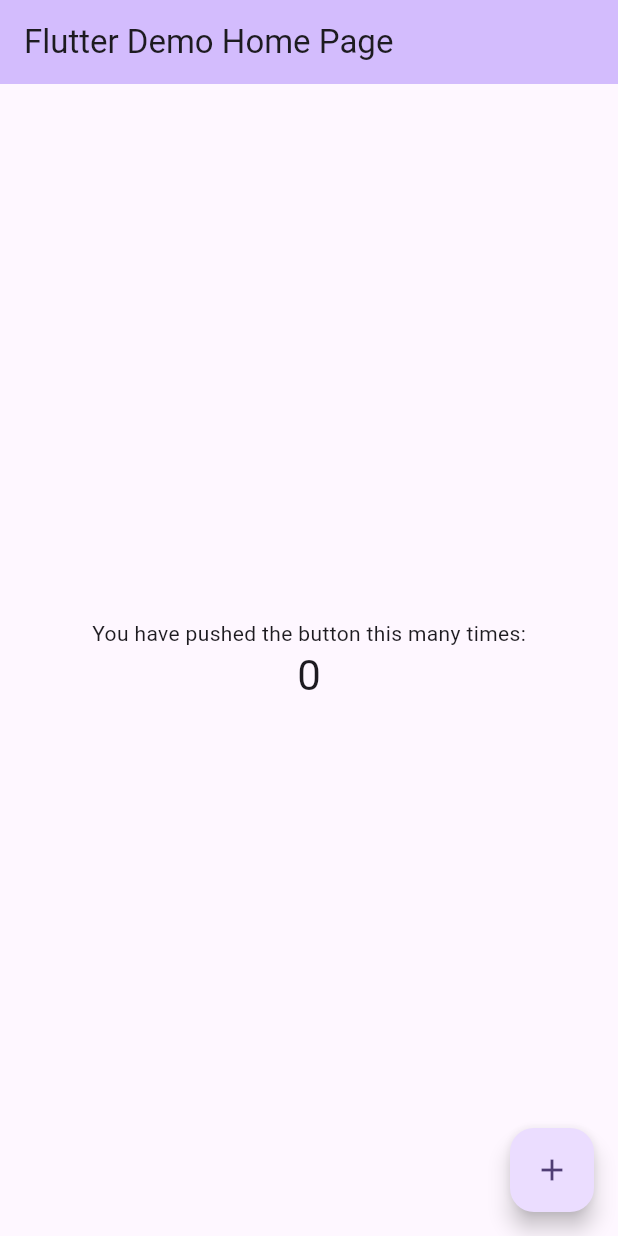
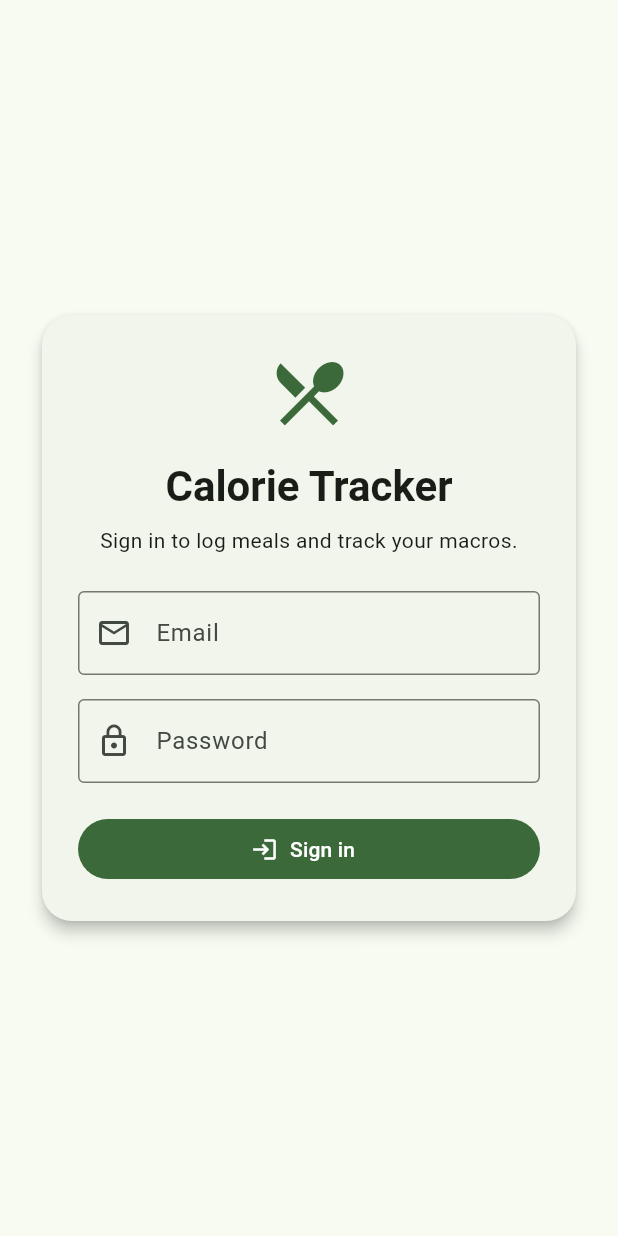
Before and after one commit to KaranSinghG/calorie-tracker, a Flutter app: the screen it shows after launch, on a phone screen of 412 x 824 dp. Run offline on Flutter 3.47's test engine with Material 3 defaults, Android fonts, the phone set to English and light mode, and no system bars; our stand-ins replace shared_preferences.

Commit message:
feat: admin sign in success

```diff
--- /dev/null
+++ b/frontend/lib/app.dart
@@ -0,0 +1,189 @@
+import 'package:flutter/material.dart';
+
+import 'dashboard_page.dart';
+import 'services/auth_service.dart';
+
+class MyApp extends StatelessWidget {
+  const MyApp({super.key});
+
+  @override
+  Widget build(BuildContext context) {
+    return MaterialApp(
+      title: 'Calorie Tracker',
+      debugShowCheckedModeBanner: false,
+      theme: ThemeData(
+        colorScheme: ColorScheme.fromSeed(seedColor: const Color(0xFF2E7D32)),
+        useMaterial3: true,
+      ),
+      home: const LoginPage(),
+    );
+  }
+}
+
+class LoginPage extends StatefulWidget {
+  const LoginPage({super.key});
+
+  @override
+  State<LoginPage> createState() => _LoginPageState();
+}
+
+class _LoginPageState extends State<LoginPage> {
+  final _formKey = GlobalKey<FormState>();
+  final _emailController = TextEditingController();
+  final _passwordController = TextEditingController();
+  final _authService = AuthService();
+  bool _isLoading = false;
+  String? _errorMessage;
+
+  @override
+  void dispose() {
+    _emailController.dispose();
+    _passwordController.dispose();
+    super.dispose();
+  }
+
+  Future<void> _submitLogin() async {
+    if (!_formKey.currentState!.validate()) {
+      return;
+    }
+
+    setState(() {
+      _isLoading = true;
+      _errorMessage = null;
+    });
+
+    try {
+      await _authService.login(
+        email: _emailController.text,
+        password: _passwordController.text,
+      );
+
+      if (!mounted) return;
+
+      if (!mounted) return;
+
+      Navigator.of(context).pushReplacement(
+        MaterialPageRoute(
+          builder: (context) => DashboardPage(email: _emailController.text.trim()),
+        ),
+      );
+    } catch (error) {
+      if (!mounted) return;
+      setState(() {
+        _errorMessage = error.toString().contains('Failed to fetch')
+            ? 'Unable to reach the server. Please make sure the backend is running.'
+            : error.toString().replaceFirst('Exception: ', '');
+      });
+    } finally {
+      if (mounted) {
+        setState(() {
+          _isLoading = false;
+        });
+      }
+    }
+  }
+
+  @override
+  Widget build(BuildContext context) {
+    return Scaffold(
+      body: SafeArea(
+        child: Center(
+          child: SingleChildScrollView(
+            padding: const EdgeInsets.all(24),
+            child: ConstrainedBox(
+              constraints: const BoxConstraints(maxWidth: 420),
+              child: Card(
+                elevation: 4,
+                shape: RoundedRectangleBorder(borderRadius: BorderRadius.circular(20)),
+                child: Padding(
+                  padding: const EdgeInsets.all(24),
+                  child: Form(
+                    key: _formKey,
+                    child: Column(
+                      mainAxisSize: MainAxisSize.min,
+                      crossAxisAlignment: CrossAxisAlignment.stretch,
+                      children: [
+                        Icon(
+                          Icons.restaurant_menu,
+                          size: 56,
+                          color: Theme.of(context).colorScheme.primary,
+                        ),
+                        const SizedBox(height: 16),
+                        Text(
+                          'Calorie Tracker',
+                          textAlign: TextAlign.center,
+                          style: Theme.of(context).textTheme.headlineMedium?.copyWith(
+                            fontWeight: FontWeight.bold,
+                          ),
+                        ),
+                        const SizedBox(height: 8),
+                        Text(
+                          'Sign in to log meals and track your macros.',
+                          textAlign: TextAlign.center,
+                          style: Theme.of(context).textTheme.bodyMedium,
+                        ),
+                        const SizedBox(height: 24),
+                        TextFormField(
+                          controller: _emailController,
+                          keyboardType: TextInputType.emailAddress,
+                          decoration: const InputDecoration(
+                            labelText: 'Email',
+                            border: OutlineInputBorder(),
+                            prefixIcon: Icon(Icons.email_outlined),
+                          ),
+                          validator: (value) {
+                            if (value == null || value.trim().isEmpty) {
+                              return 'Please enter your email';
+                            }
+                            return null;
+                          },
+                        ),
+                        const SizedBox(height: 16),
+                        TextFormField(
+                          controller: _passwordController,
+                          obscureText: true,
+                          decoration: const InputDecoration(
+                            labelText: 'Password',
+                            border: OutlineInputBorder(),
+                            prefixIcon: Icon(Icons.lock_outline),
+                          ),
+                          validator: (value) {
+                            if (value == null || value.isEmpty) {
+                              return 'Please enter your password';
+                            }
+                            return null;
+                          },
+                        ),
+                        const SizedBox(height: 20),
+                        if (_errorMessage != null)
+                          Padding(
+                            padding: const EdgeInsets.only(bottom: 12),
+                            child: Text(
+                              _errorMessage!,
+                              textAlign: TextAlign.center,
+                              style: TextStyle(color: Theme.of(context).colorScheme.error),
+                            ),
+                          ),
+                        FilledButton.icon(
+                          onPressed: _isLoading ? null : _submitLogin,
+                          icon: _isLoading
+                              ? const SizedBox(
+                                  width: 18,
+                                  height: 18,
+                                  child: CircularProgressIndicator(strokeWidth: 2),
+                                )
+                              : const Icon(Icons.login),
+                          label: Text(_isLoading ? 'Signing in...' : 'Sign in'),
+                        ),
+                      ],
+                    ),
+                  ),
+                ),
+              ),
+            ),
+          ),
+        ),
+      ),
+    );
+  }
+}
--- /dev/null
+++ b/frontend/lib/dashboard_page.dart
@@ -0,0 +1,16 @@
+import 'package:flutter/material.dart';
+
+class DashboardPage extends StatelessWidget {
+  const DashboardPage({super.key, required this.email});
+
+  final String email;
+
+  @override
+  Widget build(BuildContext context) {
+    return Scaffold(
+      body: Center(
+        child: Text(email),
+      ),
+    );
+  }
+}
--- a/frontend/lib/main.dart
+++ b/frontend/lib/main.dart
@@ -1,122 +1,9 @@
 import 'package:flutter/material.dart';
+
+import 'app.dart';
+
+export 'app.dart';
 
 void main() {
   runApp(const MyApp());
 }
-
-class MyApp extends StatelessWidget {
-  const MyApp({super.key});
-
-  // This widget is the root of your application.
-  @override
-  Widget build(BuildContext context) {
-    return MaterialApp(
-      title: 'Flutter Demo',
-      theme: ThemeData(
-        // This is the theme of your application.
-        //
-        // TRY THIS: Try running your application with "flutter run". You'll see
-        // the application has a purple toolbar. Then, without quitting the app,
-        // try changing the seedColor in the colorScheme below to Colors.green
-        // and then invoke "hot reload" (save your changes or press the "hot
-        // reload" button in a Flutter-supported IDE, or press "r" if you used
-        // the command line to start the app).
-        //
-        // Notice that the counter didn't reset back to zero; the application
-        // state is not lost during the reload. To reset the state, use hot
-        // restart instead.
-        //
-        // This works for code too, not just values: Most code changes can be
-        // tested with just a hot reload.
-        colorScheme: .fromSeed(seedColor: Colors.deepPurple),
-      ),
-      home: const MyHomePage(title: 'Flutter Demo Home Page'),
-    );
-  }
-}
-
-class MyHomePage extends StatefulWidget {
-  const MyHomePage({super.key, required this.title});
-
-  // This widget is the home page of your application. It is stateful, meaning
-  // that it has a State object (defined below) that contains fields that affect
-  // how it looks.
-
-  // This class is the configuration for the state. It holds the values (in this
-  // case the title) provided by the parent (in this case the App widget) and
-  // used by the build method of the State. Fields in a Widget subclass are
-  // always marked "final".
-
-  final String title;
-
-  @override
-  State<MyHomePage> createState() => _MyHomePageState();
-}
-
-class _MyHomePageState extends State<MyHomePage> {
-  int _counter = 0;
-
-  void _incrementCounter() {
-    setState(() {
-      // This call to setState tells the Flutter framework that something has
-      // changed in this State, which causes it to rerun the build method below
-      // so that the display can reflect the updated values. If we changed
-      // _counter without calling setState(), then the build method would not be
-      // called again, and so nothing would appear to happen.
-      _counter++;
-    });
-  }
-
-  @override
-  Widget build(BuildContext context) {
-    // This method is rerun every time setState is called, for instance as done
-    // by the _incrementCounter method above.
-    //
-    // The Flutter framework has been optimized to make rerunning build methods
-    // fast, so that you can just rebuild anything that needs updating rather
-    // than having to individually change instances of widgets.
-    return Scaffold(
-      appBar: AppBar(
-        // TRY THIS: Try changing the color here to a specific color (to
-        // Colors.amber, perhaps?) and trigger a hot reload to see the AppBar
-        // change color while the other colors stay the same.
-        backgroundColor: Theme.of(context).colorScheme.inversePrimary,
-        // Here we take the value from the MyHomePage object that was created by
-        // the App.build method, and use it to set our appbar title.
-        title: Text(widget.title),
-      ),
-      body: Center(
-        // Center is a layout widget. It takes a single child and positions it
-        // in the middle of the parent.
-        child: Column(
-          // Column is also a layout widget. It takes a list of children and
-          // arranges them vertically. By default, it sizes itself to fit its
-          // children horizontally, and tries to be as tall as its parent.
-          //
-          // Column has various properties to control how it sizes itself and
-          // how it positions its children. Here we use mainAxisAlignment to
-          // center the children vertically; the main axis here is the vertical
-          // axis because Columns are vertical (the cross axis would be
-          // horizontal).
-          //
-          // TRY THIS: Invoke "debug painting" (choose the "Toggle Debug Paint"
-          // action in the IDE, or press "p" in the console), to see the
-          // wireframe for each widget.
-          mainAxisAlignment: .center,
-          children: [
-            const Text('You have pushed the button this many times:'),
-            Text(
-              '$_counter',
-              style: Theme.of(context).textTheme.headlineMedium,
-            ),
-          ],
-        ),
-      ),
-      floatingActionButton: FloatingActionButton(
-        onPressed: _incrementCounter,
-        tooltip: 'Increment',
-        child: const Icon(Icons.add),
-      ),
-    );
-  }
-}
--- /dev/null
+++ b/frontend/lib/services/auth_service.dart
@@ -0,0 +1,35 @@
+import 'dart:convert';
+
+import 'package:http/http.dart' as http;
+import 'package:shared_preferences/shared_preferences.dart';
+
+class AuthService {
+  static const String _baseUrl = 'http://localhost:8080';
+
+  Future<String> login({required String email, required String password}) async {
+    final response = await http.post(
+      Uri.parse('$_baseUrl/auth/login'),
+      headers: {'Content-Type': 'application/json'},
+      body: jsonEncode({'email': email.trim(), 'password': password}),
+    );
+
+    if (response.statusCode == 200) {
+      final token = response.body.trim();
+      final prefs = await SharedPreferences.getInstance();
+      await prefs.setString('auth_token', token);
+      return token;
+    }
+
+    throw Exception('Unable to sign in. Please check your credentials.');
+  }
+
+  Future<String?> getStoredToken() async {
+    final prefs = await SharedPreferences.getInstance();
+    return prefs.getString('auth_token');
+  }
+
+  Future<void> logout() async {
+    final prefs = await SharedPreferences.getInstance();
+    await prefs.remove('auth_token');
+  }
+}
--- a/frontend/pubspec.yaml
+++ b/frontend/pubspec.yaml
@@ -34,6 +34,8 @@ dependencies:
   # The following adds the Cupertino Icons font to your application.
   # Use with the CupertinoIcons class for iOS style icons.
   cupertino_icons: ^1.0.8
+  http: ^1.2.2
+  shared_preferences: ^2.2.3
 
 dev_dependencies:
   flutter_test:
```
Also changed, not shown: frontend/pubspec.lock, 124 other files.
